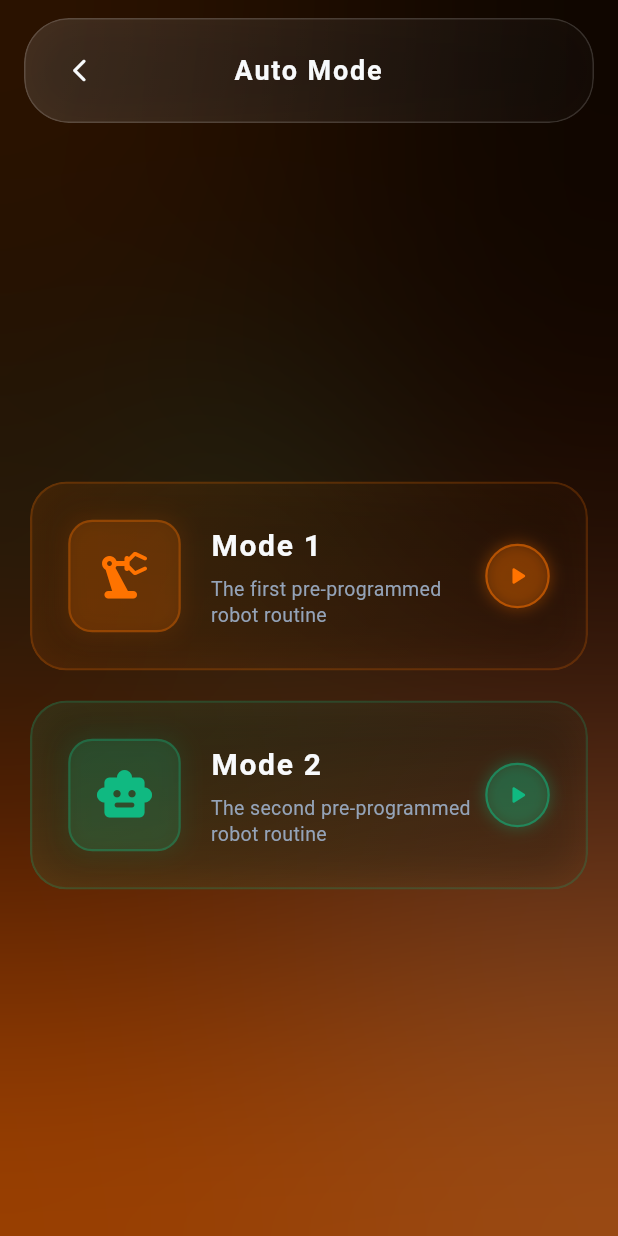
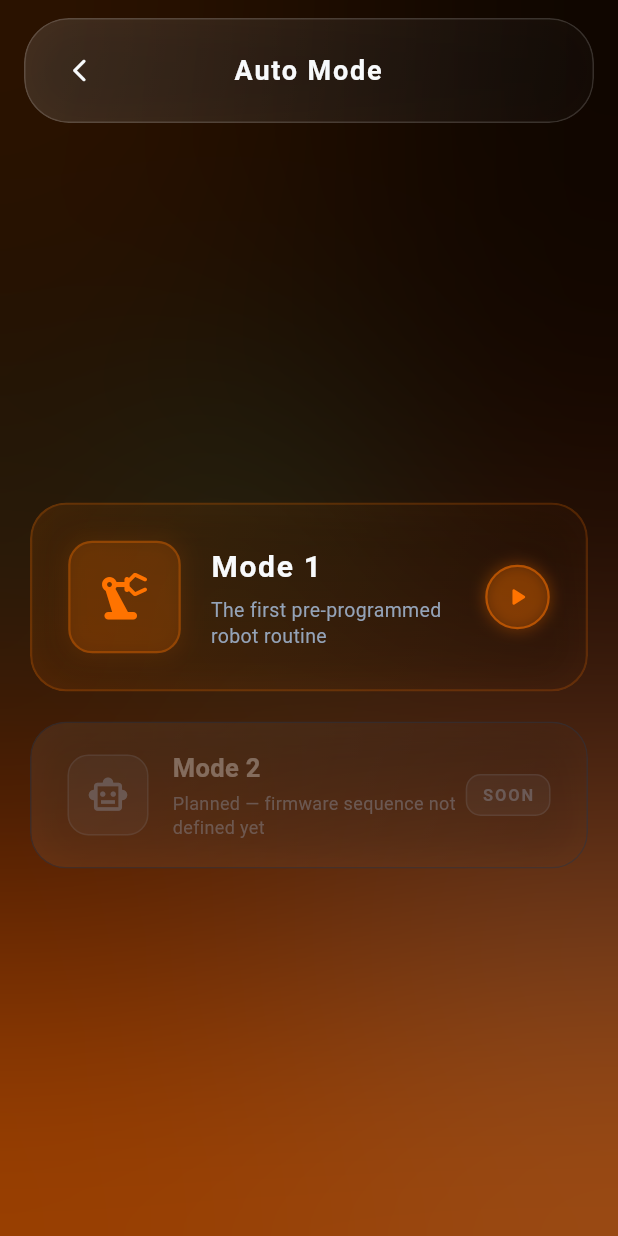
Before and after one commit to Marwan4444/hazmove_robot, a Flutter app: the AutoModeScreen screen opened by its route, on a phone screen of 412 x 824 dp. Run offline on Flutter 3.47's test engine with Material 3 defaults, Android fonts, the phone set to English and light mode, and no system bars; our stand-ins replace easy_localization, equatable, flutter_bloc, flutter_native_splash, flutter_screenutil, fpdart and 3 more; accounts and stored records are empty.

Commit message:
fix: complete phase 8 - disable unimplemented auto mode 2

```diff
--- a/lib/modules/robot_control/domain/enums/robot_enums.dart
+++ b/lib/modules/robot_control/domain/enums/robot_enums.dart
@@ -1,3 +1,3 @@
-enum RobotMode { manual, auto }
+enum RobotMode { manual, auto, seq1, seq2 }
 
 enum RobotStatus { idle, moving, paused, error }
--- a/lib/presentation/view/auto/widgets/auto_modes_section.dart
+++ b/lib/presentation/view/auto/widgets/auto_modes_section.dart
@@ -28,13 +28,17 @@ class AutoModesSection extends StatelessWidget {
               onTap: () => context.read<AutoModesCubit>().startMode(AutoModeType.mode1),
             ),
             const SizedBox(height: 20),
-            _buildModeCard(
+            // TODO(hardware): Auto Mode 2 is disabled on purpose.
+            // Sequence2() is an empty stub in firmware (it would run zero
+            // motions) and the firmware rejects `mode: seq2` with
+            // SEQUENCE_NOT_IMPLEMENTED. Do NOT re-enable this card until a
+            // real, safety-reviewed Sequence2 choreography exists and both
+            // sides use the same protocol value (see docs/protocol.md §5).
+            // The tile below is intentionally non-interactive.
+            _buildDisabledModeTile(
               context: context,
               title: LocaleKeys.auto_modes_mode2.tr(),
-              description: LocaleKeys.auto_modes_mode2_desc.tr(),
-              icon: Icons.smart_toy_rounded,
-              accentColor: context.accentGreen,
-              onTap: () => context.read<AutoModesCubit>().startMode(AutoModeType.mode2),
+              subtitle: 'Planned — firmware sequence not defined yet',
             ),
           ],
         );
@@ -120,6 +124,76 @@ class AutoModesSection extends StatelessWidget {
                 Icons.play_arrow_rounded,
                 size: 20,
                 color: accentColor,
+              ),
+            ),
+          ],
+        ),
+      ),
+    );
+  }
+
+  /// Non-interactive placeholder for the unimplemented Mode 2.
+  /// Deliberately has no `onTap` so the app never offers a dead feature.
+  Widget _buildDisabledModeTile({
+    required BuildContext context,
+    required String title,
+    required String subtitle,
+  }) {
+    final muted = context.textSecondary.withOpacity(0.7);
+    return Opacity(
+      opacity: 0.55,
+      child: GlassContainer(
+        borderRadius: BorderRadius.circular(24),
+        padding: const EdgeInsets.symmetric(horizontal: 24, vertical: 18),
+        blur: 20,
+        border: Border.all(color: context.cardBorder, width: 1),
+        child: Row(
+          children: [
+            Container(
+              padding: const EdgeInsets.all(12),
+              decoration: BoxDecoration(
+                color: muted.withOpacity(0.12),
+                borderRadius: BorderRadius.circular(14),
+                border: Border.all(color: muted.withOpacity(0.25), width: 1),
+              ),
+              child: Icon(Icons.smart_toy_outlined, size: 28, color: muted),
+            ),
+            const SizedBox(width: 16),
+            Expanded(
+              child: Column(
+                crossAxisAlignment: CrossAxisAlignment.start,
+                children: [
+                  Text(
+                    title,
+                    style: TextStyle(
+                      color: context.textPrimary.withOpacity(0.6),
+                      fontSize: 17,
+                      fontWeight: FontWeight.bold,
+                    ),
+                  ),
+                  const SizedBox(height: 4),
+                  Text(
+                    subtitle,
+                    style: TextStyle(color: muted, fontSize: 12, height: 1.3),
+                  ),
+                ],
+              ),
+            ),
+            Container(
+              padding: const EdgeInsets.symmetric(horizontal: 10, vertical: 5),
+              decoration: BoxDecoration(
+                color: muted.withOpacity(0.12),
+                borderRadius: BorderRadius.circular(10),
+                border: Border.all(color: muted.withOpacity(0.25)),
+              ),
+              child: Text(
+                'SOON',
+                style: TextStyle(
+                  color: muted,
+                  fontWeight: FontWeight.bold,
+                  fontSize: 11,
+                  letterSpacing: 1.2,
+                ),
               ),
             ),
           ],
```
Also changed, not shown: lib/presentation/view/auto/cubit/auto_modes_cubit.dart (+49 -1 lines).
